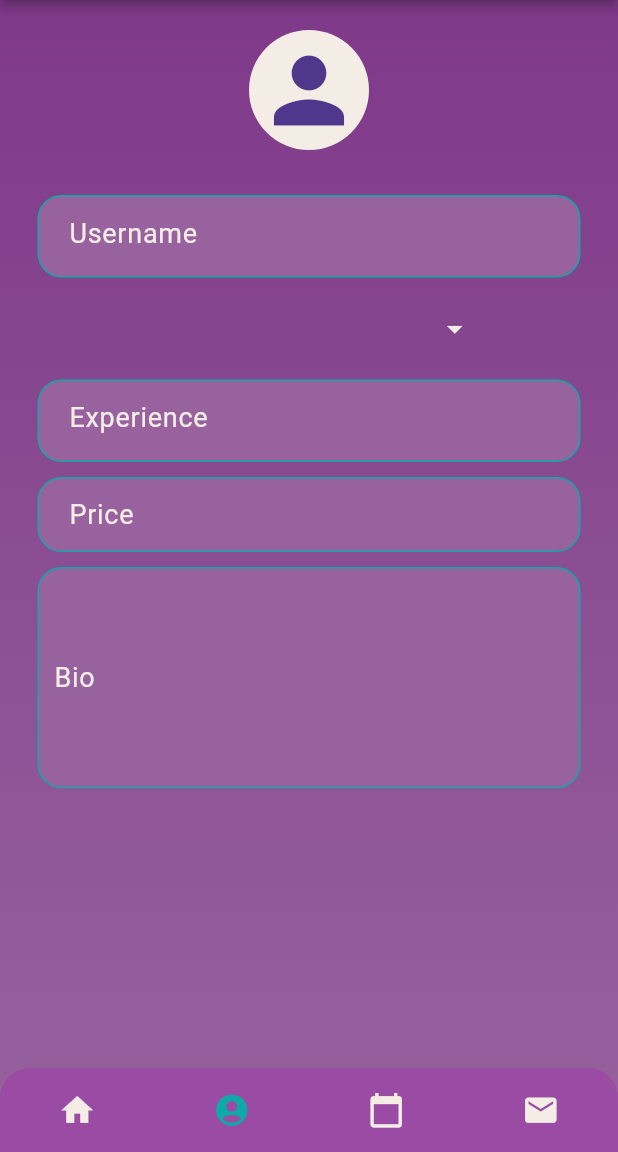
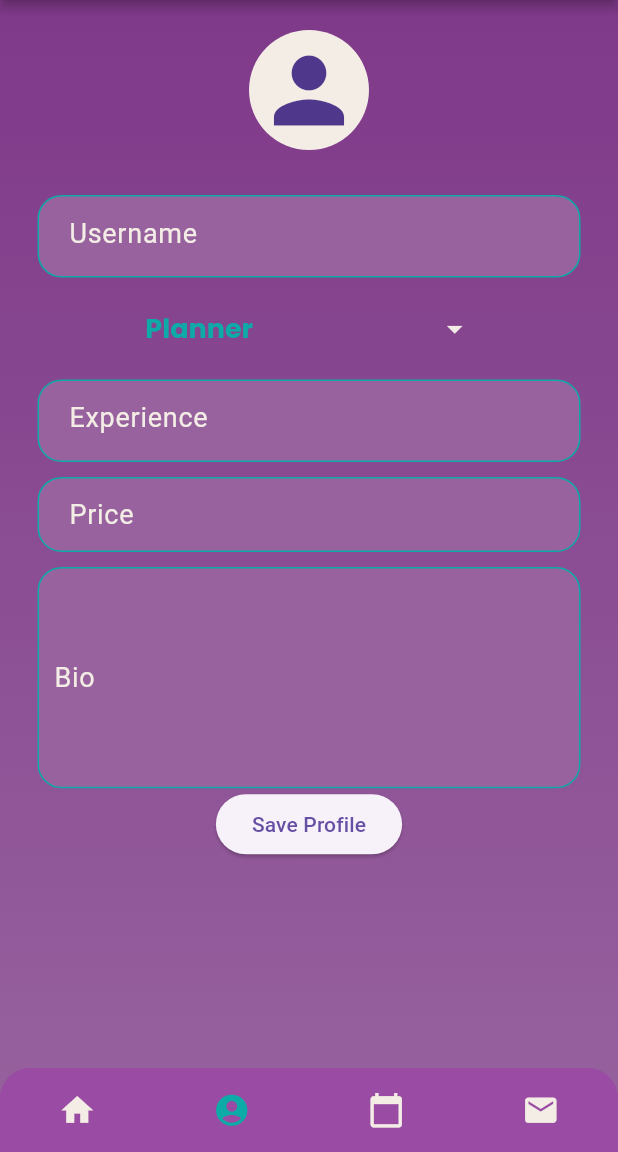
Before and after one commit to illustrae/WeDu_App, a Flutter app: the screen it shows once a user with an empty profile is signed in, item 2 of the bottom bar chosen, on a phone screen of 412 x 824 dp, the part 84-1236 px from its top. Run offline on Flutter 3.47's test engine with Material 3 defaults, Android fonts, the phone set to English and light mode, and no system bars; our stand-ins replace cloud_firestore, firebase_auth, firebase_core; accounts and stored records are empty.

Commit message:
debugging and added profiles to collections

```diff
--- a/lib/pages/home_page.dart
+++ b/lib/pages/home_page.dart
@@ -1,3 +1,4 @@
+import 'package:firebase_auth/firebase_auth.dart';
 import 'package:flutter/material.dart';
 import 'package:login_reg/pages/appointments.dart';
 
@@ -8,10 +9,14 @@ import 'package:login_reg/pages/profile_page.dart';
 //This file is initially the bottom Navigation bar that brings in my other screens(pages)
 class HomePage extends StatefulWidget {
   final int initialHomePageIndex;
+
+
+
   const HomePage({super.key, required this.initialHomePageIndex});
 
   @override
   State<HomePage> createState() => _HomePageState();
+
 }
 
 class _HomePageState extends State<HomePage> {
@@ -24,10 +29,10 @@ class _HomePageState extends State<HomePage> {
   int _selectedPage = 0;
 
   final pageOptions = [
-    const MainHome(),
-    const ProfilePage(),
-    const Appointments(),
-    const Messages(),
+     MainHome(),
+     ProfilePage(),
+     Appointments(),
+     Messages(),
   ];
 
   void _onItemTapped(int index) {
--- a/lib/pages/profile_page.dart
+++ b/lib/pages/profile_page.dart
@@ -1,19 +1,23 @@
 import 'package:cloud_firestore/cloud_firestore.dart';
 import 'package:firebase_auth/firebase_auth.dart';
 import 'package:flutter/material.dart';
+import 'package:login_reg/pages/home_page.dart';
+
 
 class ProfilePage extends StatefulWidget {
+
   const ProfilePage({super.key});
+
 
   @override
   State<ProfilePage> createState() => _ProfilePageState();
 }
 
 class _ProfilePageState extends State<ProfilePage> {
-  final TextEditingController _usernameController = TextEditingController();
+  final user = FirebaseAuth.instance.currentUser;
+  final TextEditingController _userNameController = TextEditingController();
   final TextEditingController _priceController = TextEditingController();
   final TextEditingController _bioController = TextEditingController();
-  final TextEditingController _serviceController = TextEditingController();
   final TextEditingController _experienceController = TextEditingController();
 
   final List<String> items = [
@@ -26,15 +30,40 @@ class _ProfilePageState extends State<ProfilePage> {
     "Looking for Services.."
   ];
 
-  String selectedService = 'Choose Service';
+  String selectedService = 'Planner';
+@override
+void initState(){
+  super.initState();
+  final User? user = FirebaseAuth.instance.currentUser;
+  if (user != null) {
+    print("User ID: ${user.uid}");
+  }else{
+    print("NOOOOOOO ID....");
+  }
+}
 
-  Future<void> updateUserProfile(String username, String price, String experience, String selectedService) async {
-    try(
-      await FirebaseFirestore.instance.collection("Users").doc(UserCredential).update({
+  CollectionReference profilesCollection = FirebaseFirestore.instance.collection('profiles');
 
-      })
-    )
+  void _saveUserProfile() async {
+    final User? user = FirebaseAuth.instance.currentUser;
+    if (user != null) {
+      await profilesCollection.doc(user.email).set({
+        'user_id': user.uid,
+        'email': user.email,
+        'username': _userNameController.text,
+        'price': _priceController.text,
+        'bio': _bioController.text,
+        'experience': _experienceController.text,
+        'service': selectedService,
+      });
+
+      Navigator.of(context).pushReplacement(
+      MaterialPageRoute(builder: (context) => const HomePage(initialHomePageIndex: 0)),
+
+      );
     }
+  }
+
 
   @override
   Widget build(BuildContext context) {
@@ -72,102 +101,27 @@ class _ProfilePageState extends State<ProfilePage> {
                     ),
                   ],
                 ),
-                SizedBox(height: 10),
+                const SizedBox(height: 10),
                 Padding(
-                  padding: EdgeInsets.symmetric(horizontal: 25),
+                  padding: const EdgeInsets.symmetric(horizontal: 25),
                   child: Container(
                     height: 55,
                     decoration: BoxDecoration(
-                      color: Color.fromARGB(255, 151, 98, 158),
-                      border:
-                          Border.all(color: Color.fromARGB(255, 13, 170, 167)),
+                      color: const Color.fromARGB(255, 151, 98, 158),
+                      border: Border.all(color: const Color.fromARGB(255, 13, 170, 167)),
                       borderRadius: BorderRadius.circular(16),
                     ),
                     child: Padding(
-                      padding: EdgeInsets.only(left: 20.0),
+                      padding: const EdgeInsets.only(left: 20.0),
                       child: TextField(
-                        style: TextStyle(
-                            color: Color.fromARGB(255, 243, 237, 230),
-                            fontFamily: "Poppins",
-                            fontWeight: FontWeight.w100),
-                        controller: _usernameController,
-                        decoration: const InputDecoration(
-                          labelText: 'Username',
-                          labelStyle: TextStyle(
-                              color: Color.fromARGB(255, 243, 237, 230),
-                              fontSize: 18,
-                              fontWeight: FontWeight.w400),
-                          border: InputBorder.none,
-                          isDense: true,
-                        ),
-                      ),
-                    ),
-                  ),
-                ),
-                SizedBox(height: 10),
-
-                //DROP DOWN BAR IN FORM>..
-                DropdownButtonHideUnderline(
-                  child: DropdownButton<String>(
-                      value: selectedService,
-                      onChanged: (String? newValue) {
-                        // Update the selected value when the user makes a selection
-                        setState(() {
-                          selectedService = newValue!;
-                        });
-                      },
-                      style: TextStyle(
-                        color: Color.fromARGB(255, 243, 237, 230), // Text color
-                        fontFamily: "Poppins",
-                        fontWeight: FontWeight.w100,
-                      ),
-                      icon: Icon(
-                        Icons.arrow_drop_down, // Dropdown icon
-                        color: Color.fromARGB(255, 243, 237, 230), // Icon color
-                      ),
-                      items:
-                          items.map<DropdownMenuItem<String>>((String value) {
-                        return DropdownMenuItem<String>(
-                          value: value,
-                          child: Text(
-                            value,
-                            style: TextStyle(
-                              color: Color.fromARGB(
-                                  255, 13, 170, 167), // Item text color
-                              fontSize: 18, // Item text font size
-                              fontWeight:
-                                  FontWeight.w400, // Item text font weight
-                            ),
-                          ),
-                        );
-                      }).toList(growable: false)),
-                ),
-//**************************************************************************//
-
-                SizedBox(height: 10),
-
-                Padding(
-                  padding: EdgeInsets.symmetric(horizontal: 25),
-                  child: Container(
-                    height: 55,
-                    decoration: BoxDecoration(
-                      color: Color.fromARGB(255, 151, 98, 158),
-                      border:
-                          Border.all(color: Color.fromARGB(255, 13, 170, 167)),
-                      borderRadius: BorderRadius.circular(16),
-                    ),
-                    child: Padding(
-                      padding: EdgeInsets.only(left: 20.0),
-                      child: TextField(
-                        style: TextStyle(
+                        style: const TextStyle(
                           color: Color.fromARGB(255, 243, 237, 230),
                           fontFamily: "Poppins",
                           fontWeight: FontWeight.w100,
                         ),
-                        controller:
-                            _experienceController, // Create a TextEditingController for the experience field
-                        decoration: InputDecoration(
-                          labelText: 'Experience', // Label text for the field
+                        controller: _userNameController,
+                        decoration: const InputDecoration(
+                          labelText: 'Username',
                           labelStyle: TextStyle(
                             color: Color.fromARGB(255, 243, 237, 230),
                             fontSize: 18,
@@ -180,48 +134,98 @@ class _ProfilePageState extends State<ProfilePage> {
                     ),
                   ),
                 ),
-                // DropdownButton<String>(
-                //   value: selectedService,
-                //   onChanged: (String? newValue) {
-                //     // Update the selected value when the user makes a selection
-                //     setState(() {
-                //       selectedService = newValue!;
-                //     });
-                //   },
-                //   items: items.map<DropdownMenuItem<String>>((String value) {
-                //     return DropdownMenuItem<String>(
-                //       value: value,
-                //       child: Text(value),
-                //     );
-                //   }).toList(growable: false),
-                // ),
-
-                SizedBox(height: 10),
-
+                const SizedBox(height: 10),
+                DropdownButtonHideUnderline(
+                  child: DropdownButton<String>(
+                    value: selectedService,
+                    onChanged: (String? newValue) {
+                      setState(() {
+                        selectedService = newValue!;
+                      });
+                    },
+                    style: const TextStyle(
+                      color: Color.fromARGB(255, 243, 237, 230),
+                      fontFamily: "Poppins",
+                      fontWeight: FontWeight.w100,
+                    ),
+                    icon: const Icon(
+                      Icons.arrow_drop_down,
+                      color: Color.fromARGB(255, 243, 237, 230),
+                    ),
+                    items: items.map<DropdownMenuItem<String>>((String value) {
+                      return DropdownMenuItem<String>(
+                        value: value,
+                        child: Text(
+                          value,
+                          style: const TextStyle(
+                            color: Color.fromARGB(255, 13, 170, 167),
+                            fontSize: 18,
+                            fontWeight: FontWeight.w400,
+                          ),
+                        ),
+                      );
+                    }).toList(growable: false),
+                  ),
+                ),
+                const SizedBox(height: 10),
                 Padding(
-                  padding: EdgeInsets.symmetric(horizontal: 25),
+                  padding: const EdgeInsets.symmetric(horizontal: 25),
+                  child: Container(
+                    height: 55,
+                    decoration: BoxDecoration(
+                      color: const Color.fromARGB(255, 151, 98, 158),
+                      border: Border.all(color: const Color.fromARGB(255, 13, 170, 167)),
+                      borderRadius: BorderRadius.circular(16),
+                    ),
+                    child: Padding(
+                      padding: const EdgeInsets.only(left: 20.0),
+                      child: TextField(
+                        style: const TextStyle(
+                          color: Color.fromARGB(255, 243, 237, 230),
+                          fontFamily: "Poppins",
+                          fontWeight: FontWeight.w100,
+                        ),
+                        controller: _experienceController,
+                        decoration: const InputDecoration(
+                          labelText: 'Experience',
+                          labelStyle: TextStyle(
+                            color: Color.fromARGB(255, 243, 237, 230),
+                            fontSize: 18,
+                            fontWeight: FontWeight.w400,
+                          ),
+                          border: InputBorder.none,
+                          isDense: true,
+                        ),
+                      ),
+                    ),
+                  ),
+                ),
+                const SizedBox(height: 10),
+                Padding(
+                  padding: const EdgeInsets.symmetric(horizontal: 25),
                   child: Container(
                     height: 50,
                     decoration: BoxDecoration(
-                      color: Color.fromARGB(255, 151, 98, 158),
-                      border:
-                          Border.all(color: Color.fromARGB(255, 13, 170, 167)),
+                      color: const Color.fromARGB(255, 151, 98, 158),
+                      border: Border.all(color: const Color.fromARGB(255, 13, 170, 167)),
                       borderRadius: BorderRadius.circular(16),
                     ),
                     child: Padding(
-                      padding: EdgeInsets.only(left: 20.0),
+                      padding: const EdgeInsets.only(left: 20.0),
                       child: TextField(
-                        style: TextStyle(
+                        style: const TextStyle(
                           color: Color.fromARGB(255, 243, 237, 230),
                           fontFamily: "Poppins",
-                            fontWeight: FontWeight.w100),
+                          fontWeight: FontWeight.w100,
+                        ),
                         controller: _priceController,
                         decoration: const InputDecoration(
                           labelText: 'Price',
                           labelStyle: TextStyle(
                             color: Color.fromARGB(255, 243, 237, 230),
                             fontSize: 18,
-                              fontWeight: FontWeight.w400),
+                            fontWeight: FontWeight.w400,
+                          ),
                           border: InputBorder.none,
                           isDense: true,
                         ),
@@ -230,30 +234,31 @@ class _ProfilePageState extends State<ProfilePage> {
                     ),
                   ),
                 ),
-                SizedBox(height: 10),
+                const SizedBox(height: 10),
                 Padding(
-                  padding: EdgeInsets.symmetric(horizontal: 25),
+                  padding: const EdgeInsets.symmetric(horizontal: 25),
                   child: Container(
                     decoration: BoxDecoration(
-                      color: Color.fromARGB(255, 151, 98, 158),
-                      border:
-                          Border.all(color: Color.fromARGB(255, 13, 170, 167)),
+                      color: const Color.fromARGB(255, 151, 98, 158),
+                      border: Border.all(color: const Color.fromARGB(255, 13, 170, 167)),
                       borderRadius: BorderRadius.circular(16),
                     ),
                     child: Padding(
-                      padding: EdgeInsets.only(left: 10.0),
+                      padding: const EdgeInsets.only(left: 10.0),
                       child: TextField(
-                        style: TextStyle(
+                        style: const TextStyle(
                           color: Color.fromARGB(255, 243, 237, 230),
                           fontFamily: "Poppins",
-                            fontWeight: FontWeight.w100),
+                          fontWeight: FontWeight.w100,
+                        ),
                         controller: _bioController,
                         decoration: const InputDecoration(
                           labelText: 'Bio',
                           labelStyle: TextStyle(
                             color: Color.fromARGB(255, 243, 237, 230),
                             fontSize: 18,
-                              fontWeight: FontWeight.w400),
+                            fontWeight: FontWeight.w400,
+                          ),
                           border: InputBorder.none,
                           isDense: true,
                         ),
@@ -261,6 +266,10 @@ class _ProfilePageState extends State<ProfilePage> {
                       ),
                     ),
                   ),
+                ),
+                ElevatedButton(
+                  onPressed: _saveUserProfile,
+                  child: const Text('Save Profile'),
                 ),
               ],
             ),
--- a/lib/pages/registration_page.dart
+++ b/lib/pages/registration_page.dart
@@ -45,6 +45,13 @@ class _RegistrationPageState extends State<RegistrationPage> {
         displayMessageToUser(e.code, context);
       }
     }
+  }
+  @override
+  void dispose() {
+    _emailController.dispose();
+    _passwordController.dispose();
+    _confirmPasswordController.dispose();
+    super.dispose();
   }
 
   Future<void> createUserInfo(UserCredential? userCredential) async {
--- a/pubspec.yaml
+++ b/pubspec.yaml
@@ -40,6 +40,7 @@ dependencies:
   cloud_firestore: ^4.12.0
   google_fonts: ^6.1.0
   intl: ^0.17.0
+  provider: ^6.0.5
 
 
 dev_dependencies:
```
Also changed, not shown: pubspec.lock. Lines whose indentation alone changed are shown as unchanged.
